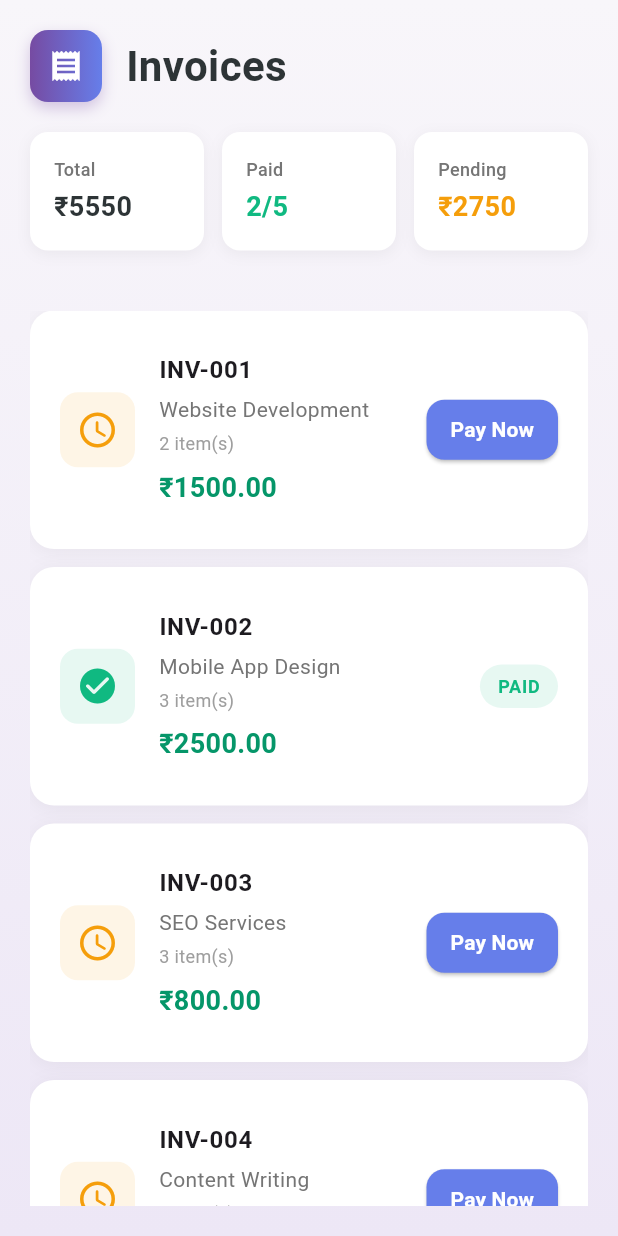
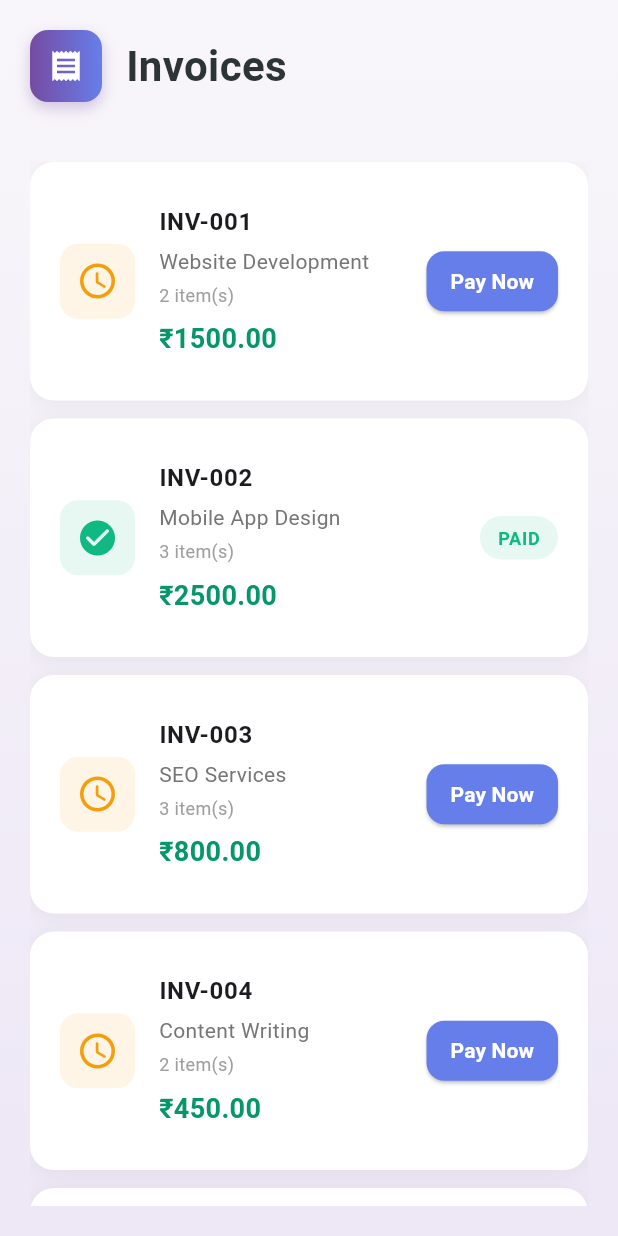
Before and after one commit to teambackoffice/field_sales_app, a Flutter app: the InvoicePage screen opened directly, on a phone screen of 412 x 824 dp. Run offline on Flutter 3.47's test engine with Material 3 defaults, Android fonts, the phone set to English and light mode, and no system bars; our stand-ins replace flutter_secure_storage, flutter_spinkit, shared_preferences; accounts and stored records are empty.

Commit message:
Invoice Page ui

```diff
--- a/lib/view/mainscreen/invoice/invoice.dart
+++ b/lib/view/mainscreen/invoice/invoice.dart
@@ -152,15 +152,6 @@ class _InvoicePageState extends State<InvoicePage> {
 
   @override
   Widget build(BuildContext context) {
-    final totalAmount = _invoices.fold(
-      0.0,
-      (sum, invoice) => sum + invoice.amount,
-    );
-    final paidCount = _invoices.where((i) => i.isPaid).length;
-    final unpaidAmount = _invoices
-        .where((i) => !i.isPaid)
-        .fold(0.0, (sum, invoice) => sum + invoice.amount);
-
     return Scaffold(
       backgroundColor: Color(0xFFF5F7FA),
       body: Container(
@@ -174,7 +165,7 @@ class _InvoicePageState extends State<InvoicePage> {
         child: SafeArea(
           child: Column(
             children: [
-              _buildHeader(totalAmount, paidCount, unpaidAmount),
+              _buildHeader(),
               Expanded(
                 child: Padding(
                   padding: EdgeInsets.all(20),
@@ -307,7 +298,7 @@ class _InvoicePageState extends State<InvoicePage> {
     );
   }
 
-  Widget _buildHeader(double totalAmount, int paidCount, double unpaidAmount) {
+  Widget _buildHeader() {
     return Container(
       padding: EdgeInsets.all(20),
       child: Column(
@@ -346,133 +337,7 @@ class _InvoicePageState extends State<InvoicePage> {
             ],
           ),
 
-          SizedBox(height: 20),
-
           // Summary Cards
-          Row(
-            children: [
-              Expanded(
-                child: Container(
-                  padding: EdgeInsets.all(16),
-                  decoration: BoxDecoration(
-                    color: Colors.white,
-                    borderRadius: BorderRadius.circular(12),
-                    boxShadow: [
-                      BoxShadow(
-                        color: Colors.black.withOpacity(0.05),
-                        blurRadius: 8,
-                        offset: Offset(0, 2),
-                      ),
-                    ],
-                  ),
-                  child: Column(
-                    crossAxisAlignment: CrossAxisAlignment.start,
-                    children: [
-                      Text(
-                        'Total',
-                        style: TextStyle(
-                          color: Colors.grey[600],
-                          fontSize: 12,
-                          fontWeight: FontWeight.w500,
-                        ),
-                      ),
-                      SizedBox(height: 4),
-                      Text(
-                        '₹${totalAmount.toStringAsFixed(0)}',
-                        style: TextStyle(
-                          fontSize: 18,
-                          fontWeight: FontWeight.bold,
-                          color: Color(0xFF2D3436),
-                        ),
-                      ),
-                    ],
-                  ),
-                ),
-              ),
-
-              SizedBox(width: 12),
-
-              Expanded(
-                child: Container(
-                  padding: EdgeInsets.all(16),
-                  decoration: BoxDecoration(
-                    color: Colors.white,
-                    borderRadius: BorderRadius.circular(12),
-                    boxShadow: [
-                      BoxShadow(
-                        color: Colors.black.withOpacity(0.05),
-                        blurRadius: 8,
-                        offset: Offset(0, 2),
-                      ),
-                    ],
-                  ),
-                  child: Column(
-                    crossAxisAlignment: CrossAxisAlignment.start,
-                    children: [
-                      Text(
-                        'Paid',
-                        style: TextStyle(
-                          color: Colors.grey[600],
-                          fontSize: 12,
-                          fontWeight: FontWeight.w500,
-                        ),
-                      ),
-                      SizedBox(height: 4),
-                      Text(
-                        '$paidCount/${_invoices.length}',
-                        style: TextStyle(
-                          fontSize: 18,
-                          fontWeight: FontWeight.bold,
-                          color: Color(0xFF10B981),
-                        ),
-                      ),
-                    ],
-                  ),
-                ),
-              ),
-
-              SizedBox(width: 12),
-
-              Expanded(
-                child: Container(
-                  padding: EdgeInsets.all(16),
-                  decoration: BoxDecoration(
-                    color: Colors.white,
-                    borderRadius: BorderRadius.circular(12),
-                    boxShadow: [
-                      BoxShadow(
-                        color: Colors.black.withOpacity(0.05),
-                        blurRadius: 8,
-                        offset: Offset(0, 2),
-                      ),
-                    ],
-                  ),
-                  child: Column(
-                    crossAxisAlignment: CrossAxisAlignment.start,
-                    children: [
-                      Text(
-                        'Pending',
-                        style: TextStyle(
-                          color: Colors.grey[600],
-                          fontSize: 12,
-                          fontWeight: FontWeight.w500,
-                        ),
-                      ),
-                      SizedBox(height: 4),
-                      Text(
-                        '₹${unpaidAmount.toStringAsFixed(0)}',
-                        style: TextStyle(
-                          fontSize: 18,
-                          fontWeight: FontWeight.bold,
-                          color: Color(0xFFF59E0B),
-                        ),
-                      ),
-                    ],
-                  ),
-                ),
-              ),
-            ],
-          ),
         ],
       ),
     );
```
